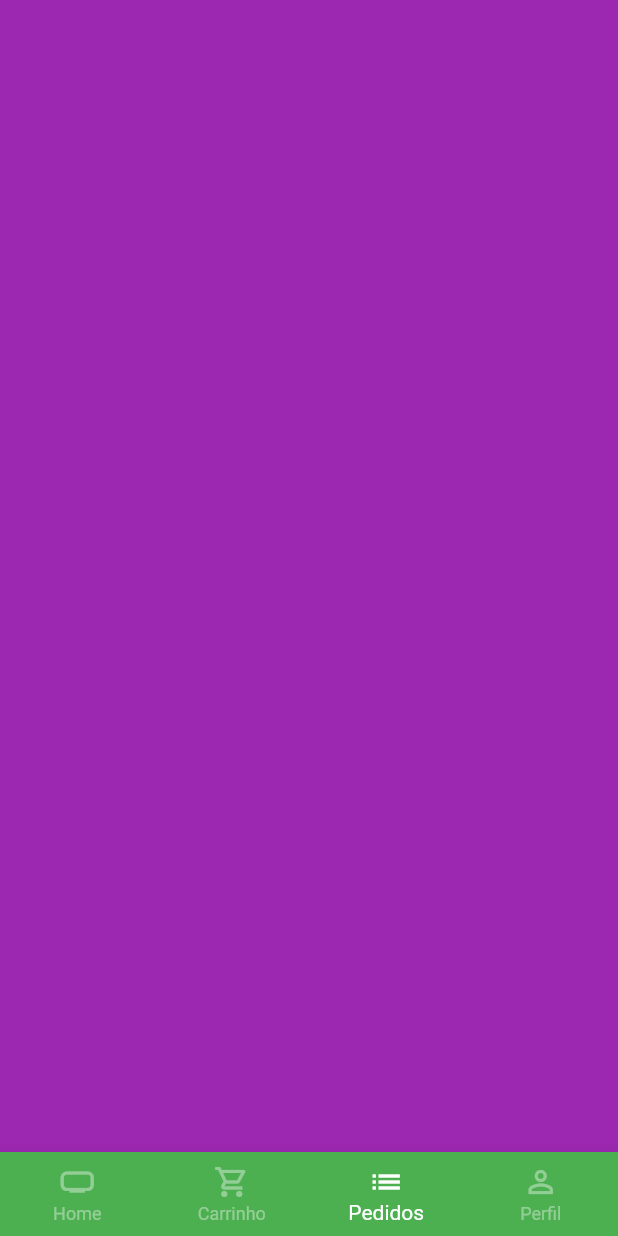
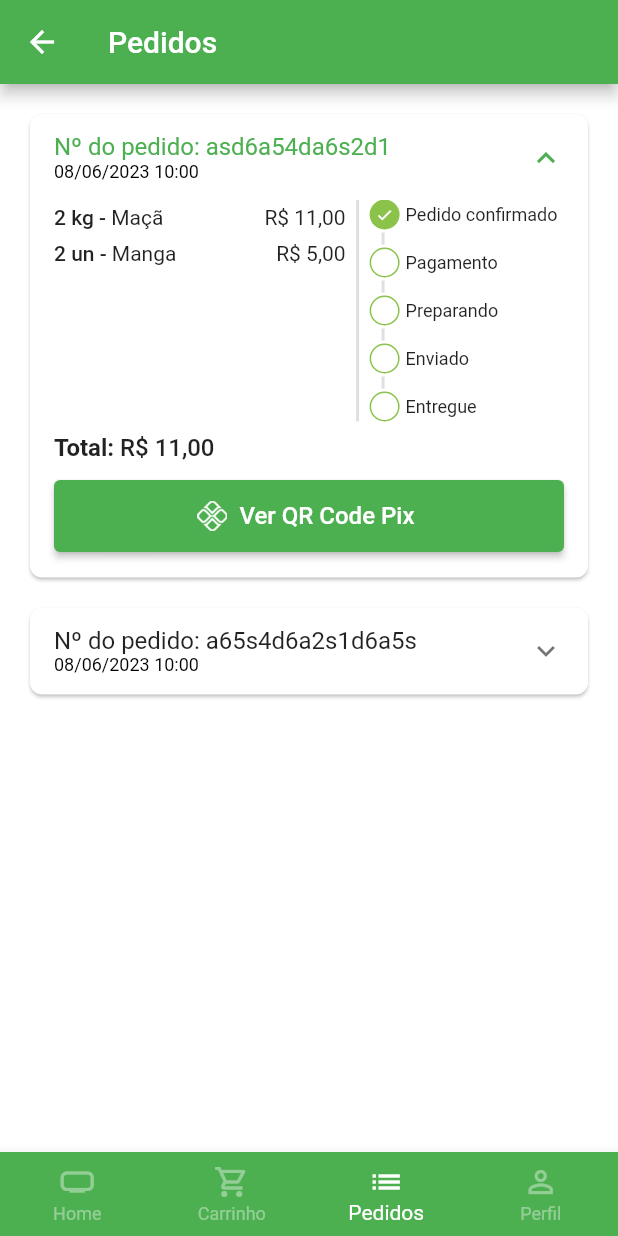
Before and after one commit to LanPRD/simple-marketplace-flutter, a Flutter app: the BaseScreen screen opened directly, swiped to page 3, on a phone screen of 412 x 824 dp. Run offline on Flutter 3.47's test engine with Material 2 defaults, Android fonts, the phone set to English and light mode, and no system bars; our stand-ins replace animated_text_kit, badges, mask_text_input_formatter, qr_flutter.

Commit message:
feat: order page

```diff
--- /dev/null
+++ b/lib/src/models/order.dart
@@ -0,0 +1,21 @@
+import 'package:greengrocer/src/models/cart_product.dart';
+
+class Order {
+  String id;
+  DateTime createdAt;
+  DateTime expiredAt;
+  List<CartProduct> items;
+  String status;
+  String copyAndPaste;
+  double total;
+
+  Order({
+    required this.id,
+    required this.createdAt,
+    required this.expiredAt,
+    required this.items,
+    required this.status,
+    required this.copyAndPaste,
+    required this.total,
+  });
+}
--- a/lib/src/screens/product_screen.dart
+++ b/lib/src/screens/product_screen.dart
@@ -2,7 +2,7 @@ import 'package:flutter/material.dart';
 
 import 'package:greengrocer/src/models/product.dart';
 
-import 'package:greengrocer/src/widgets/custom_elevated_button_with_button.dart';
+import 'package:greengrocer/src/widgets/custom_elevated_button_with_icon.dart';
 import 'package:greengrocer/src/widgets/quantity_control.dart';
 
 import 'package:greengrocer/src/theme/custom_colors.dart';
--- a/lib/src/screens/tabs/base_screen.dart
+++ b/lib/src/screens/tabs/base_screen.dart
@@ -2,6 +2,7 @@ import 'package:flutter/material.dart';
 
 import 'package:greengrocer/src/screens/tabs/home_tab.dart';
 import 'package:greengrocer/src/screens/tabs/cart_tab.dart';
+import 'package:greengrocer/src/screens/tabs/orders_tab.dart';
 import 'package:greengrocer/src/screens/tabs/profile_tab.dart';
 
 class BaseScreen extends StatefulWidget {
@@ -26,11 +27,11 @@ class _BaseScreenState extends State<BaseScreen> {
         },
         physics: const NeverScrollableScrollPhysics(),
         controller: pageController,
-        children: [
-          const HomeTab(),
-          const CartTab(),
-          Container(color: Colors.purple),
-          const ProfileTab(),
+        children: const [
+          HomeTab(),
+          CartTab(),
+          OrdersTab(),
+          ProfileTab(),
         ],
       ),
       bottomNavigationBar: BottomNavigationBar(
--- a/lib/src/screens/tabs/cart_tab.dart
+++ b/lib/src/screens/tabs/cart_tab.dart
@@ -4,6 +4,7 @@ import 'package:greengrocer/src/models/cart_product.dart';
 
 import 'package:greengrocer/src/widgets/cart_tile.dart';
 import 'package:greengrocer/src/widgets/custom_elevated_button.dart';
+import 'package:greengrocer/src/widgets/payment_dialog.dart';
 
 import 'package:greengrocer/src/theme/custom_colors.dart';
 
@@ -100,7 +101,16 @@ class _CartTabState extends State<CartTab> {
                 CustomElevatedButton(
                   text: 'Concluir Pedido',
                   onPressed: () async {
-                    /* bool? result = */ await showOrderConfirmation();
+                    bool? result = await showOrderConfirmation();
+
+                    if (result ?? false) {
+                      showDialog(
+                        context: context,
+                        builder: (_) {
+                          return PaymentDialog(order: app_data.orders.first);
+                        },
+                      );
+                    }
                   },
                   primaryColor: CustomColors.customSwatchColor,
                 )
--- /dev/null
+++ b/lib/src/screens/tabs/orders_tab.dart
@@ -0,0 +1,25 @@
+import 'package:flutter/material.dart';
+
+import 'package:greengrocer/src/widgets/order_tile.dart';
+
+import 'package:greengrocer/src/utils/app_data.dart' as app_data;
+
+class OrdersTab extends StatelessWidget {
+  const OrdersTab({Key? key}) : super(key: key);
+
+  @override
+  Widget build(BuildContext context) {
+    return Scaffold(
+      appBar: AppBar(
+        title: const Text('Pedidos'),
+      ),
+      body: ListView.separated(
+        padding: const EdgeInsets.all(16),
+        physics: const BouncingScrollPhysics(),
+        itemBuilder: (_, index) => OrderTile(order: app_data.orders[index]),
+        separatorBuilder: (_, index) => const SizedBox(height: 12),
+        itemCount: app_data.orders.length,
+      ),
+    );
+  }
+}
--- a/lib/src/utils/app_data.dart
+++ b/lib/src/utils/app_data.dart
@@ -1,6 +1,7 @@
 import 'package:greengrocer/src/models/product.dart';
 import 'package:greengrocer/src/models/cart_product.dart';
 import 'package:greengrocer/src/models/user.dart';
+import 'package:greengrocer/src/models/order.dart';
 
 Product apple = Product(
   description:
@@ -86,3 +87,49 @@ User user = User(
   name: 'Allan Prado',
   password: '',
 );
+
+List<Order> orders = [
+  // Pedido 01
+  Order(
+    copyAndPaste: 'q1w2e3r4t5y6',
+    createdAt: DateTime.parse(
+      '2023-06-08 10:00:10.458',
+    ),
+    expiredAt: DateTime.parse(
+      '2023-06-08 11:00:10.458',
+    ),
+    id: 'asd6a54da6s2d1',
+    status: 'pending_payment',
+    total: 11.0,
+    items: [
+      CartProduct(
+        product: apple,
+        quantity: 2,
+      ),
+      CartProduct(
+        product: mango,
+        quantity: 2,
+      ),
+    ],
+  ),
+
+  // Pedido 02
+  Order(
+    copyAndPaste: 'q1w2e3r4t5y6',
+    createdAt: DateTime.parse(
+      '2023-06-08 10:00:10.458',
+    ),
+    expiredAt: DateTime.parse(
+      '2023-06-08 11:00:10.458',
+    ),
+    id: 'a65s4d6a2s1d6a5s',
+    status: 'delivered',
+    total: 11.5,
+    items: [
+      CartProduct(
+        product: guava,
+        quantity: 1,
+      ),
+    ],
+  ),
+];
--- a/lib/src/utils/utils.dart
+++ b/lib/src/utils/utils.dart
@@ -1,8 +1,17 @@
 import 'package:intl/intl.dart';
+import 'package:intl/date_symbol_data_local.dart';
 
 class Utils {
   String priceToCurrency(double price) {
     NumberFormat numberFormat = NumberFormat.simpleCurrency(locale: 'pt_BR');
     return numberFormat.format(price);
   }
+
+  String formatDateTime(DateTime dateTime) {
+    initializeDateFormatting();
+
+    DateFormat dateFormat = DateFormat.yMd('pt_BR').add_Hm();
+
+    return dateFormat.format(dateTime);
+  }
 }
--- /dev/null
+++ b/lib/src/widgets/custom_elevated_button_with_icon.dart
@@ -0,0 +1,39 @@
+import 'package:flutter/material.dart';
+
+class CustomElevatedButtonWithIcon extends StatelessWidget {
+  final String text;
+  final dynamic icon;
+  final VoidCallback onPressed;
+
+  const CustomElevatedButtonWithIcon({
+    Key? key,
+    required this.text,
+    required this.onPressed,
+    required this.icon,
+  }) : super(key: key);
+
+  @override
+  Widget build(BuildContext context) {
+    return SizedBox(
+      height: 48,
+      child: ElevatedButton.icon(
+        style: ElevatedButton.styleFrom(
+          shape: RoundedRectangleBorder(
+            borderRadius: BorderRadius.circular(4),
+          ),
+        ),
+        onPressed: onPressed,
+        label: Text(
+          text,
+          style: const TextStyle(fontSize: 16),
+        ),
+        icon: icon is IconData
+            ? Icon(
+                icon,
+                color: Colors.white,
+              )
+            : icon,
+      ),
+    );
+  }
+}
--- a/lib/src/widgets/custom_elevated_button_with_button.dart
+++ b/lib/src/widgets/custom_outlined_button_with_icon.dart
@@ -1,13 +1,13 @@
 import 'package:flutter/material.dart';
 
-class CustomElevatedButtonWithIcon extends StatelessWidget {
-  final String text;
-  final IconData icon;
+class CustomOutlinedButtonWithIcon extends StatelessWidget {
+  final String textButton;
+  final dynamic icon;
   final VoidCallback onPressed;
 
-  const CustomElevatedButtonWithIcon({
+  const CustomOutlinedButtonWithIcon({
     Key? key,
-    required this.text,
+    required this.textButton,
     required this.onPressed,
     required this.icon,
   }) : super(key: key);
@@ -16,20 +16,21 @@ class CustomElevatedButtonWithIcon extends StatelessWidget {
   Widget build(BuildContext context) {
     return SizedBox(
       height: 48,
-      child: ElevatedButton.icon(
-        style: ElevatedButton.styleFrom(
+      child: OutlinedButton.icon(
+        style: OutlinedButton.styleFrom(
+          side: const BorderSide(
+            width: 1,
+            color: Colors.green,
+          ),
           shape: RoundedRectangleBorder(
             borderRadius: BorderRadius.circular(4),
           ),
         ),
+        icon: icon,
         onPressed: onPressed,
         label: Text(
-          text,
+          textButton,
           style: const TextStyle(fontSize: 16),
-        ),
-        icon: Icon(
-          icon,
-          color: Colors.white,
         ),
       ),
     );
--- /dev/null
+++ b/lib/src/widgets/order_status.dart
@@ -0,0 +1,141 @@
+import 'package:flutter/material.dart';
+
+import 'package:greengrocer/src/theme/custom_colors.dart';
+
+class OrderStatus extends StatelessWidget {
+  final String status;
+  final bool isExpired;
+
+  final Map<String, int> allStatus = <String, int>{
+    'pending_payment': 0,
+    'refunded': 1,
+    'paid': 2,
+    'preparing_puchase': 3,
+    'shipping': 4,
+    'delivered': 5,
+  };
+
+  int get currentStatus => allStatus[status]!;
+
+  OrderStatus({
+    Key? key,
+    required this.status,
+    required this.isExpired,
+  }) : super(key: key);
+
+  @override
+  Widget build(BuildContext context) {
+    return Column(
+      crossAxisAlignment: CrossAxisAlignment.start,
+      children: [
+        const _StatusDot(
+          isActive: true,
+          title: 'Pedido confirmado',
+        ),
+        const _CustomDivider(),
+        if (currentStatus == 1) ...[
+          const _StatusDot(
+            isActive: true,
+            title: 'Pix estornado',
+            backgroundColor: Colors.orange,
+          ),
+        ] else if (isExpired) ...[
+          const _StatusDot(
+            isActive: true,
+            title: 'Pagamento Pix Vencido',
+            backgroundColor: Colors.red,
+          ),
+        ] else ...[
+          _StatusDot(
+            isActive: currentStatus >= 2,
+            title: 'Pagamento',
+          ),
+          const _CustomDivider(),
+          _StatusDot(
+            isActive: currentStatus >= 3,
+            title: 'Preparando',
+          ),
+          const _CustomDivider(),
+          _StatusDot(
+            isActive: currentStatus >= 4,
+            title: 'Enviado',
+          ),
+          const _CustomDivider(),
+          _StatusDot(
+            isActive: currentStatus == 5,
+            title: 'Entregue',
+          ),
+        ],
+      ],
+    );
+  }
+}
+
+class _CustomDivider extends StatelessWidget {
+  const _CustomDivider({Key? key}) : super(key: key);
+
+  @override
+  Widget build(BuildContext context) {
+    return Container(
+      margin: const EdgeInsets.symmetric(horizontal: 8, vertical: 2),
+      width: 2,
+      height: 8,
+      color: Colors.grey.shade300,
+    );
+  }
+}
+
+class _StatusDot extends StatelessWidget {
+  final String title;
+  final bool isActive;
+  final Color? backgroundColor;
+
+  const _StatusDot({
+    Key? key,
+    required this.isActive,
+    required this.title,
+    this.backgroundColor,
+  }) : super(key: key);
+
+  @override
+  Widget build(BuildContext context) {
+    return Row(
+      children: [
+        // Dot
+        Container(
+          alignment: Alignment.center,
+          height: 20,
+          width: 20,
+          decoration: BoxDecoration(
+            shape: BoxShape.circle,
+            border: Border.all(
+              color: CustomColors.customSwatchColor,
+            ),
+            color: isActive
+                ? backgroundColor ?? CustomColors.customSwatchColor
+                : Colors.transparent,
+          ),
+          child: isActive
+              ? const Icon(
+                  Icons.check,
+                  size: 12,
+                  color: Colors.white,
+                )
+              : const SizedBox.shrink(),
+        ),
+
+        const SizedBox(width: 4),
+
+        // Text
+        Expanded(
+          child: Text(
+            title,
+            style: const TextStyle(
+              fontSize: 12,
+            ),
+          ),
+        ),
+      ],
+    );
+  }
+}
--- /dev/null
+++ b/lib/src/widgets/order_tile.dart
@@ -0,0 +1,167 @@
+import 'package:flutter/material.dart';
+
+import 'package:greengrocer/src/models/order.dart';
+import 'package:greengrocer/src/models/cart_product.dart';
+
+import 'package:greengrocer/src/widgets/order_status.dart';
+import 'package:greengrocer/src/widgets/custom_elevated_button_with_icon.dart';
+import 'package:greengrocer/src/widgets/payment_dialog.dart';
+
+import 'package:greengrocer/src/utils/utils.dart';
+
+class OrderTile extends StatelessWidget {
+  final Order order;
+
+  OrderTile({
+    Key? key,
+    required this.order,
+  }) : super(key: key);
+
+  final Utils utils = Utils();
+
+  @override
+  Widget build(BuildContext context) {
+    return Card(
+      shape: RoundedRectangleBorder(
+        borderRadius: BorderRadius.circular(8),
+      ),
+      child: Theme(
+        data: Theme.of(context).copyWith(dividerColor: Colors.transparent),
+        child: ExpansionTile(
+          initiallyExpanded: order.status == 'pending_payment',
+          title: Column(
+            mainAxisSize: MainAxisSize.min,
+            crossAxisAlignment: CrossAxisAlignment.start,
+            children: [
+              Text('Nº do pedido: ${order.id}'),
+              Text(
+                utils.formatDateTime(order.createdAt),
+                style: const TextStyle(
+                  fontSize: 12,
+                  color: Colors.black,
+                ),
+              ),
+            ],
+          ),
+          childrenPadding: const EdgeInsets.fromLTRB(16, 0, 16, 16),
+          expandedCrossAxisAlignment: CrossAxisAlignment.stretch,
+          children: [
+            IntrinsicHeight(
+              child: Row(
+                children: [
+                  // Lista de produtos
+                  Expanded(
+                    flex: 3,
+                    child: SizedBox(
+                      height: 140,
+                      child: ListView(
+                        children: order.items.map((orderItem) {
+                          return _OrderItemWidget(
+                            utils: utils,
+                            orderItem: orderItem,
+                          );
+                        }).toList(),
+                      ),
+                    ),
+                  ),
+
+                  // Divisor
+                  VerticalDivider(
+                    color: Colors.grey.shade300,
+                    thickness: 2,
+                  ),
+
+                  // Status do pedido
+                  Expanded(
+                    flex: 2,
+                    child: OrderStatus(
+                      isExpired: order.expiredAt.isBefore(DateTime.now()),
+                      status: order.status,
+                    ),
+                  ),
+                ],
+              ),
+            ),
+
+            const SizedBox(height: 8),
+
+            // Total
+            Text.rich(
+              TextSpan(
+                style: const TextStyle(
+                  fontSize: 16,
+                ),
+                children: [
+                  const TextSpan(
+                    text: 'Total: ',
+                    style: TextStyle(
+                      fontWeight: FontWeight.bold,
+                    ),
+                  ),
+                  TextSpan(
+                    text: utils.priceToCurrency(order.total),
+                    style: const TextStyle(
+                      fontWeight: FontWeight.w500,
+                    ),
+                  ),
+                ],
+              ),
+            ),
+
+            const SizedBox(height: 12),
+
+            // Botao de pagamento
+            Visibility(
+              visible: order.status == 'pending_payment',
+              child: CustomElevatedButtonWithIcon(
+                icon: Image.asset(
+                  'assets/app_images/pix.png',
+                  height: 20,
+                ),
+                onPressed: () {
+                  showDialog(
+                    context: context,
+                    builder: (_) {
+                      return PaymentDialog(order: order);
+                    },
+                  );
+                },
+                text: 'Ver QR Code Pix',
+              ),
+            ),
+          ],
+        ),
+      ),
+    );
+  }
+}
+
+class _OrderItemWidget extends StatelessWidget {
+  final CartProduct orderItem;
+  final Utils utils;
+
+  const _OrderItemWidget({
+    Key? key,
+    required this.utils,
+    required this.orderItem,
+  }) : super(key: key);
+
+  @override
+  Widget build(BuildContext context) {
+    return Padding(
+      padding: const EdgeInsets.only(bottom: 8),
+      child: Row(
+        children: [
+          Text(
+            '${orderItem.quantity} ${orderItem.product.unit} - ',
+            style: const TextStyle(
+              fontWeight: FontWeight.w500,
+            ),
+          ),
+          Expanded(child: Text(orderItem.product.name)),
+          Text(utils.priceToCurrency(orderItem.totalPrice())),
+        ],
+      ),
+    );
+  }
+}
--- /dev/null
+++ b/lib/src/widgets/payment_dialog.dart
@@ -0,0 +1,95 @@
+import 'package:flutter/material.dart';
+import 'package:qr_flutter/qr_flutter.dart';
+
+import 'package:greengrocer/src/models/order.dart';
+
+import 'package:greengrocer/src/widgets/custom_outlined_button_with_icon.dart';
+
+import 'package:greengrocer/src/utils/utils.dart';
+
+class PaymentDialog extends StatelessWidget {
+  final Order order;
+
+  PaymentDialog({
+    Key? key,
+    required this.order,
+  }) : super(key: key);
+
+  final Utils utils = Utils();
+
+  @override
+  Widget build(BuildContext context) {
+    return Dialog(
+      shape: RoundedRectangleBorder(
+        borderRadius: BorderRadius.circular(8),
+      ),
+      child: Stack(
+        alignment: Alignment.center,
+        children: [
+          // Conteudo
+          Padding(
+            padding: const EdgeInsets.all(16),
+            child: Column(
+              mainAxisSize: MainAxisSize.min,
+              children: [
+                // Titulo
+                const Text(
+                  'Pagamento com PIX',
+                  style: TextStyle(
+                    fontWeight: FontWeight.bold,
+                    fontSize: 16,
+                  ),
+                ),
+
+                // QR Code
+                QrImage(
+                  data: '1234567890',
+                  version: QrVersions.auto,
+                  size: 140.0,
+                ),
+
+                // Vencimento
+
+                Text(
+                  'Vencimento: ${utils.formatDateTime(order.expiredAt)}',
+                  style: const TextStyle(
+                    fontSize: 12,
+                  ),
+                ),
+
+                // Total
+                Text(
+                  'Total: ${utils.priceToCurrency(order.total)}',
+                  style: const TextStyle(
+                    fontSize: 16,
+                    fontWeight: FontWeight.w500,
+                  ),
+                ),
+
+                const SizedBox(height: 20),
+
+                // Botao copia e cola
+                CustomOutlinedButtonWithIcon(
+                  icon: const Icon(Icons.copy, size: 20),
+                  onPressed: () {},
+                  textButton: 'Copiar código PIX',
+                ),
+              ],
+            ),
+          ),
+
+          Positioned(
+            top: 0,
+            right: 0,
+            child: IconButton(
+              onPressed: () {
+                Navigator.of(context).pop();
+              },
+              icon: const Icon(Icons.close),
+            ),
+          ),
+        ],
+      ),
+    );
+  }
+}
--- a/pubspec.yaml
+++ b/pubspec.yaml
@@ -38,6 +38,7 @@ dependencies:
   mask_text_input_formatter: ^2.4.0
   badges: ^2.0.3
   intl: ^0.17.0
+  qr_flutter: ^4.0.0
 
 dev_dependencies:
   flutter_test:
@@ -64,6 +65,7 @@ flutter:
   # To add assets to your application, add an assets section, like this:
   assets:
     - assets/fruits/
+    - assets/app_images/
 
   # An image asset can refer to one or more resolution-specific "variants", see
   # https://flutter.dev/assets-and-images/#resolution-aware
```
Also changed, not shown: assets/app_images/pix.png (added), pubspec.lock.
